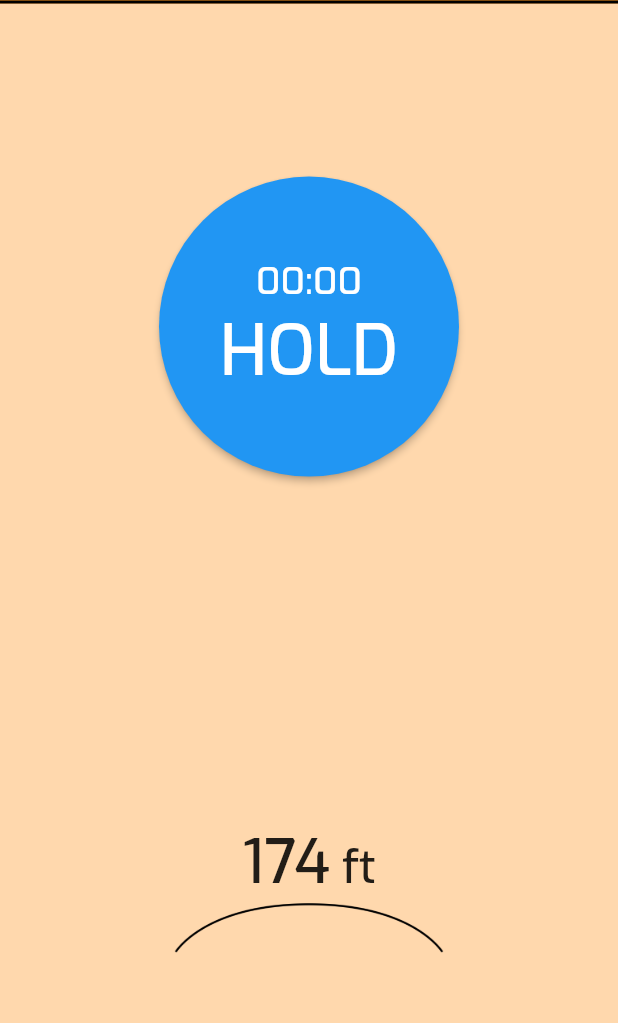
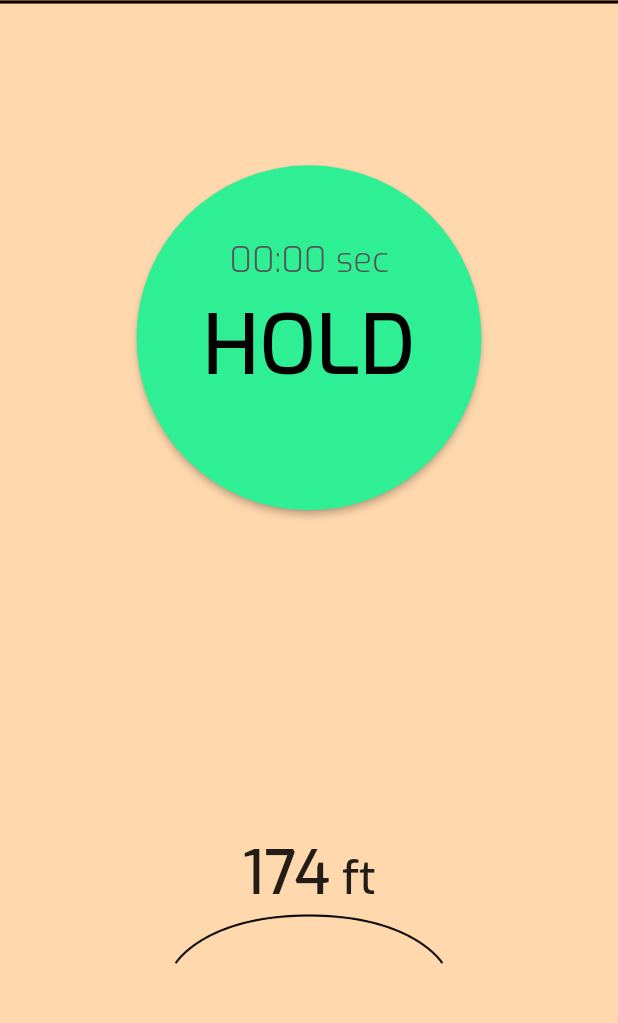
Before and after one commit to JaredTeter/height_finder, a Flutter app: the screen it shows after launch, on a phone screen of 412 x 824 dp, the part 109-1132 px from its top. Run offline on Flutter 3.47's test engine with Material 2 defaults, Android fonts, the phone set to English and light mode, and no system bars.

Commit message:
changed button color, size, and text

```diff
--- a/lib/button.dart
+++ b/lib/button.dart
@@ -7,22 +7,29 @@ Widget timeButton() {
     child: ElevatedButton(
       onPressed: () {},
       style: ElevatedButton.styleFrom(
-        fixedSize: const Size(200, 200),
+        fixedSize: const Size(230, 230),
         shape: const CircleBorder(),
+        backgroundColor: const Color(0xff2FEF95),
+        foregroundColor: Colors.black,
       ),
       child: Column(
-        mainAxisAlignment: MainAxisAlignment.center,
+        mainAxisAlignment: MainAxisAlignment.start,
         children: const [
-          Text(
-            "00:00",
-            style: TextStyle(
-              fontSize: 25.0,
+          Padding(
+            padding: EdgeInsets.only(top: 48.0, bottom: 5.0),
+            child: Text(
+              "00:00 sec",
+              style: TextStyle(
+                fontSize: 23.0,
+                fontWeight: FontWeight.w300,
+                color: Color(0xff555555),
+              ),
             ),
           ),
           Text(
             "HOLD",
             style: TextStyle(
-              fontSize: 46.0,
+              fontSize: 55.0,
             ),
           ),
         ],
```
